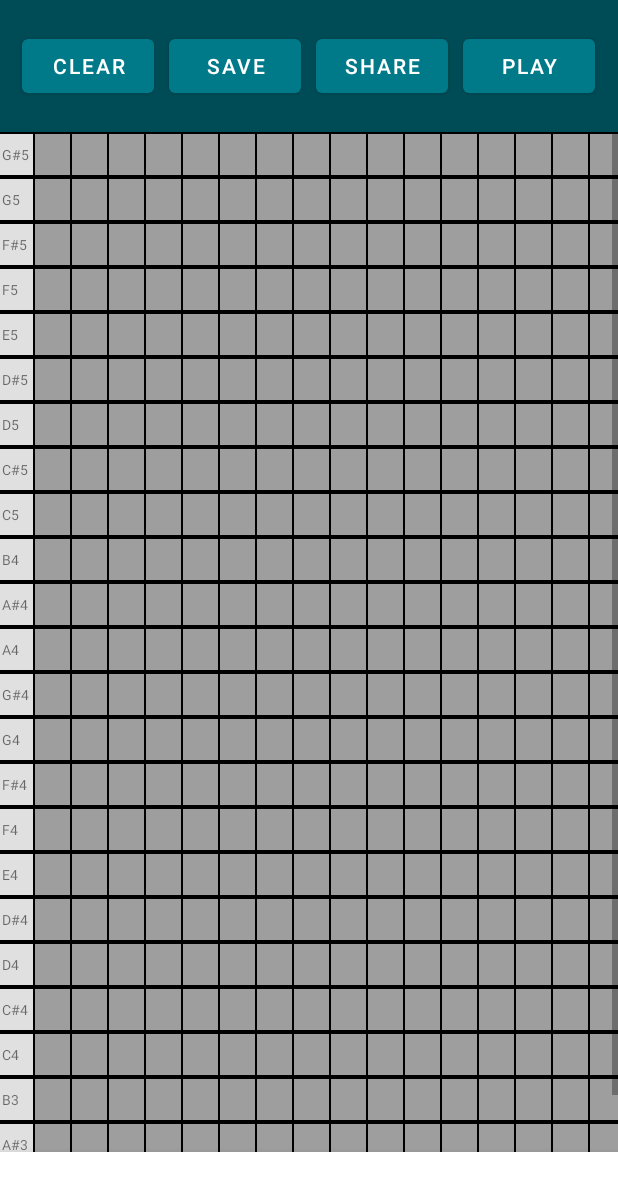
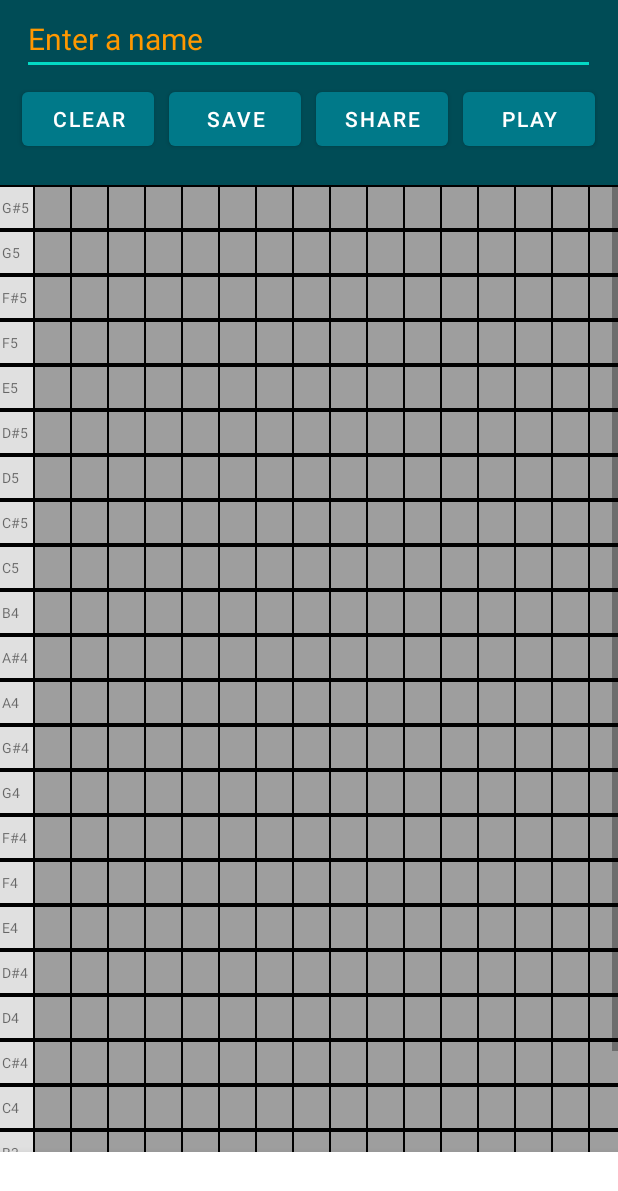
Before and after one commit to mateo4martinez/QuarterStep, an Android app: the ArrangementFragment screen opened directly, with no data from a screen before it, on a phone screen of 412 x 824 dp. Shown: the top 1191 px of the screen. Run offline under Robolectric (Android 15) with nearby library versions, the phone set to English and light mode, and no system bars; libraries missing offline, so code that uses them is left out: com.gauravk.bubblenavigation, com.parse; plain views replace BubbleNavigationLinearView, BubbleToggleView; pictures from the network do not load; 7 statements that could not run were skipped.

Commit message:
save feature working. can name song in arrangement view. makes sure you can't save song twice unless name is edited

```diff
--- a/app/src/main/java/com/codepath/quarterstep/fragments/ArrangementFragment.java
+++ b/app/src/main/java/com/codepath/quarterstep/fragments/ArrangementFragment.java
@@ -21,6 +21,8 @@ import android.view.View;
 import android.view.ViewGroup;
 import android.widget.AdapterView;
 import android.widget.Button;
+import android.widget.EditText;
+import android.widget.Toast;
 
 import com.codepath.quarterstep.R;
 import com.codepath.quarterstep.activities.ShareActivity;
@@ -31,7 +33,9 @@ import com.codepath.quarterstep.utils.Constants;
 import com.codepath.quarterstep.utils.ScreenSlidePageFragment;
 import com.codepath.quarterstep.utils.SongPlayer;
 import com.codepath.quarterstep.views.ArrangementView;
+import com.parse.ParseException;
 import com.parse.ParseUser;
+import com.parse.SaveCallback;
 
 import org.jetbrains.annotations.NotNull;
 
@@ -45,10 +49,12 @@ public class ArrangementFragment extends ScreenSlidePageFragment {
     private List<List<Note>> grid;
     private List<Note> adapterArray;
     private SongPlayer songPlayer;
+    private EditText etSongName;
     private Button btnPlay;
     private Button btnShare;
     private Button btnSave;
     private Button btnClear;
+    private boolean wasSaved = false;
 
     public ArrangementFragment() {
         // Required empty public constructor
@@ -67,6 +73,7 @@ public class ArrangementFragment extends ScreenSlidePageFragment {
 
 
         avNotes = view.findViewById(R.id.avNotes);
+        etSongName = view.findViewById(R.id.etSongName);
         btnPlay = view.findViewById(R.id.btnPlay);
         btnShare = view.findViewById(R.id.btnShare);
         btnSave = view.findViewById(R.id.btnSave);
@@ -126,9 +133,45 @@ public class ArrangementFragment extends ScreenSlidePageFragment {
                 Song song = new Song(avNotes.getGrid());
                 String songString = song.convertToParseString();
                 Intent intent = new Intent(getActivity(), ShareActivity.class);
-                intent.putExtra(Constants.STRING_KEY, songString);
+                String songName = "";
+                if (etSongName.getText().toString().length() != 0) {
+                    songName = etSongName.getText().toString();
+                }
+                intent.putExtra(Constants.NAME_KEY, songName);
+                intent.putExtra(Constants.SONG_KEY, songString);
+                intent.putExtra(Constants.SAVED_KEY, wasSaved);
+                wasSaved = false;
                 startActivity(intent);
                 getActivity().finish();
+            }
+        });
+
+        btnSave.setOnClickListener(new View.OnClickListener() {
+            @Override
+            public void onClick(View v) {
+                Song song = new Song(avNotes.getGrid());
+                String songString = song.convertToParseString();
+                String songName = etSongName.getText().toString();
+                ParseUser currentUser = ParseUser.getCurrentUser();
+
+                saveSong(songString, currentUser, songName);
+                wasSaved = true;
+            }
+        });
+    }
+
+    private void saveSong(String songString, ParseUser currentUser, String songName) {
+        Song song = new Song();
+        song.setSong(songString);
+        song.setUser(currentUser);
+        song.setName(songName);
+        song.saveInBackground(new SaveCallback() {
+            @Override
+            public void done(ParseException e) {
+                if (e != null) {
+                    Log.e(TAG, "Error while saving song", e);
+                    Toast.makeText(getActivity(), "Error while saving song!", Toast.LENGTH_SHORT).show();
+                }
             }
         });
     }
--- a/app/src/main/java/com/codepath/quarterstep/utils/Constants.java
+++ b/app/src/main/java/com/codepath/quarterstep/utils/Constants.java
@@ -20,7 +20,9 @@ public class Constants {
         public static final long NOTE_DELAY = 400;
 
     // Strings
-        public static final String STRING_KEY = "songString";
+        public static final String SONG_KEY = "songString";
+        public static final String SAVED_KEY = "saved";
+        public static final String NAME_KEY = "name";
 
     // Note Names
         // Octave 3
--- a/app/src/main/res/layout/fragment_arrangment.xml
+++ b/app/src/main/res/layout/fragment_arrangment.xml
@@ -13,12 +13,32 @@
         android:background="@color/darkBluegreen"
         >
 
+        <EditText
+            android:id="@+id/etSongName"
+            android:layout_width="wrap_content"
+            android:layout_height="wrap_content"
+            android:gravity="start|top"
+            android:layout_alignStart="@+id/btnClear"
+            android:layout_alignEnd="@+id/btnPlay"
+            android:layout_alignParentTop="true"
+            android:hint="Enter a name"
+            android:textColorHint="@color/orange_active"
+            android:textSize="20sp"
+            android:text=""
+            android:textColor="@color/orange_active"
+            android:inputType="text"
+            android:maxLines="1"
+            android:imeOptions="actionDone"
+            android:layout_marginTop="2dp"
+            />
+
         <Button
             android:id="@+id/btnPlay"
             android:layout_width="wrap_content"
             android:layout_height="wrap_content"
             android:layout_alignParentEnd="true"
-            android:layout_marginTop="20dp"
+            android:layout_below="@+id/etSongName"
+            android:layout_marginTop="5dp"
             android:layout_marginBottom="20dp"
             android:text="Play"
             />
```
Also changed, not shown: app/src/main/java/com/codepath/quarterstep/activities/ShareActivity.java (+14 -42 lines), app/src/main/java/com/codepath/quarterstep/models/Song.java (+12 -3 lines).
